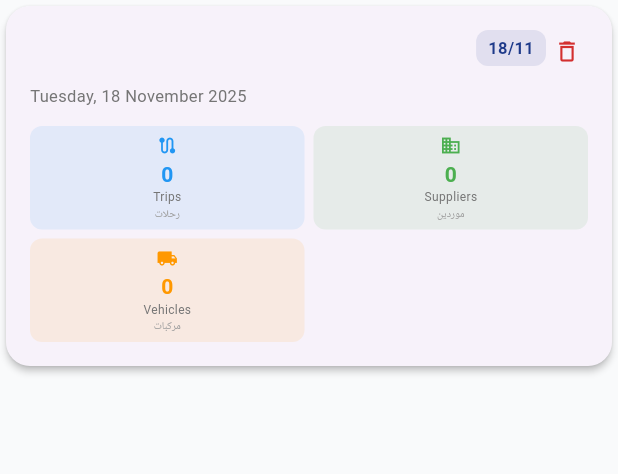
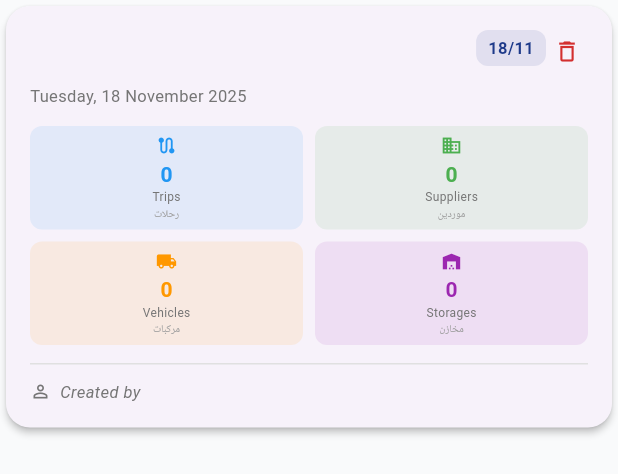
Before and after one commit to Abdulrahman-Youssef/from_flow, a Flutter app: what buildDeliveryCard() shows on an empty page, opened directly with empty values, on a phone screen of 412 x 824 dp. Shown: the top 474 px of the screen. Run offline on Flutter 3.47's test engine with Material 3 defaults, Android fonts, the phone set to English and light mode, and no system bars; our stand-ins replace dio, dropdown_search, file_picker, flutter_secure_storage, get, shared_preferences; accounts and stored records are empty; network calls fail.

Commit message:
adjust model delivery

```diff
--- a/lib/core/data/constant/services_routes.dart
+++ b/lib/core/data/constant/services_routes.dart
@@ -4,6 +4,10 @@ class ServicesRoutes {
   static const String logout = "/logout";
   static const String user = "/user";
   static const String profilePicture = "/profile-picture";
+
+// it will get the min and latest app version
+  static const String appVersion = "/app-version";
+
 
   static const String deliveryDropData = "/delivery-form-data";
 
--- a/lib/widgets/home_widgets/home_build_delivery_card.dart
+++ b/lib/widgets/home_widgets/home_build_delivery_card.dart
@@ -7,7 +7,7 @@ import 'package:intl/intl.dart';
 Widget buildDeliveryCard({
   required DeliverySummary delivery,
   required void Function(int deliveryID) onDeliveryTap,
-  required void Function(int id) onDeleteTap, // Added delete callback
+  required void Function(int id) onDeleteTap,
 }) {
   return Card(
     elevation: 2,
@@ -54,7 +54,6 @@ Widget buildDeliveryCard({
                     ),
                   ),
                 ),
-                // **** START: DELETE BUTTON ADDED ****
                 SizedBox(
                   width: 28,
                   height: 28,
@@ -66,7 +65,6 @@ Widget buildDeliveryCard({
                     onPressed: () => onDeleteTap(delivery.deliveryId),
                   ),
                 ),
-                // **** END: DELETE BUTTON ADDED ****
               ],
             ),
 
@@ -79,8 +77,10 @@ Widget buildDeliveryCard({
                 color: Colors.grey.shade600,
               ),
             ),
+
             const SizedBox(height: 12),
-            // Stats Grid (no changes below this line)
+
+            // 2x2 Stats Grid
             Row(
               children: [
                 Expanded(
@@ -92,7 +92,7 @@ Widget buildDeliveryCard({
                     Colors.blue,
                   ),
                 ),
-                const SizedBox(width: 6),
+                const SizedBox(width: 8),
                 Expanded(
                   child: buildMiniStat(
                     delivery.suppliersCount.toString(),
@@ -104,20 +104,65 @@ Widget buildDeliveryCard({
                 ),
               ],
             ),
-            const SizedBox(height: 6),
+            const SizedBox(height: 8),
             Row(
               children: [
                 Expanded(
                   child: buildMiniStat(
-                    delivery.tripsCount.toString(),
+                    delivery.vehiclesCount.toString(),
                     'Vehicles',
                     'مركبات',
                     Icons.local_shipping,
                     Colors.orange,
                   ),
                 ),
+                const SizedBox(width: 8),
+                Expanded(
+                  child: buildMiniStat(
+                    delivery.storagesCount.toString(),
+                    'Storages',
+                    'مخازن',
+                    Icons.warehouse,
+                    Colors.purple,
+                  ),
+                ),
+              ],
+            ),
+
+            const SizedBox(height: 12),
+
+            // Divider
+            Divider(
+              color: Colors.grey.shade300,
+              thickness: 1,
+              height: 1,
+            ),
+
+            const SizedBox(height: 10),
+
+            // Created/Edited By Section
+            Row(
+              children: [
+                Icon(
+                  Icons.person_outline,
+                  size: 14,
+                  color: Colors.grey.shade600,
+                ),
                 const SizedBox(width: 6),
-                const Expanded(child: SizedBox()),
+                Expanded(
+                  child: Text(
+                    delivery.editedBy != null && delivery.editedBy!.isNotEmpty
+                        ? 'Created by ${delivery.createdBy} • Edited by ${delivery.editedBy}'
+                        : 'Created by ${delivery.createdBy}',
+                    style: TextStyle(
+                      fontSize: 11,
+                      color: Colors.grey.shade600,
+                      fontStyle: FontStyle.italic,
+                    ),
+                    maxLines: 1,
+                    overflow: TextOverflow.ellipsis,
+                  ),
+                ),
               ],
             ),
           ],
```
Also changed, not shown: lib/models/responses/delivery_summary_response.dart (+8 -8 lines), lib/repositories/version_repository.dart (added, +25 -0 lines), assets/images/logo.png (added), lib/controllers/version_controller.dart (added).
